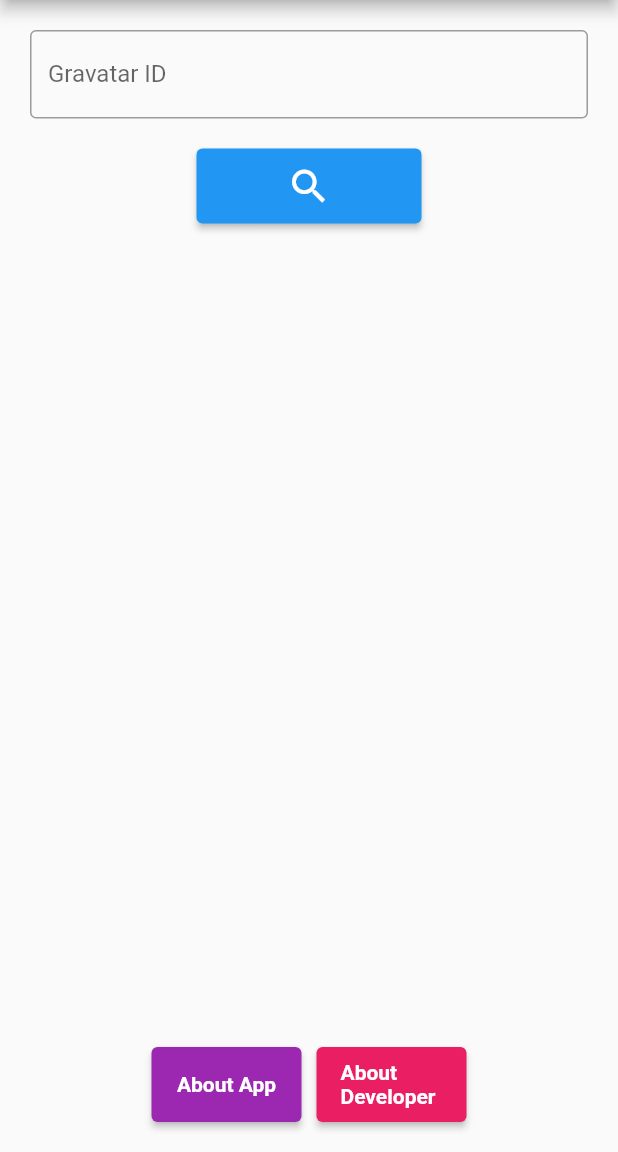
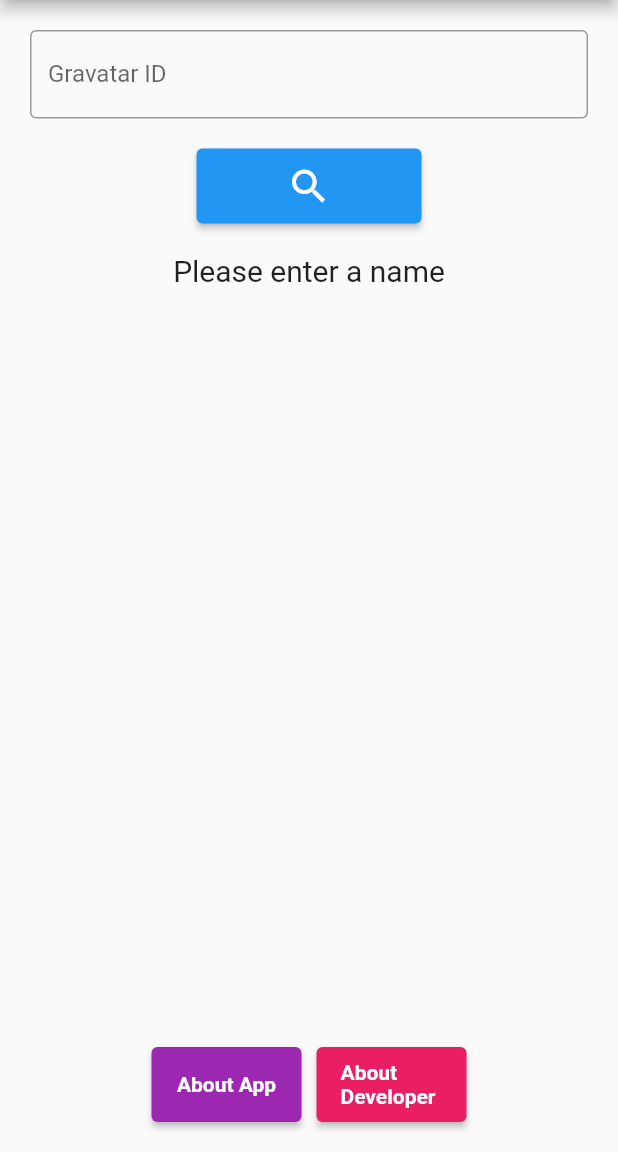
Before and after one commit to AmirTheFree/mgv, a Flutter app: the screen it shows after launch, after a tap on the "search" icon, on a phone screen of 412 x 824 dp, the part 84-1236 px from its top. Run offline on Flutter 3.47's test engine with Material 2 defaults, Android fonts, the phone set to English and light mode, and no system bars.

Commit message:
Completed information gathering

```diff
--- a/lib/main.dart
+++ b/lib/main.dart
@@ -2,15 +2,35 @@
 
 import 'package:flutter/material.dart';
 import 'package:url_launcher/url_launcher.dart';
+import 'package:http/http.dart';
+import 'dart:convert';
 
 void main() {
   runApp(MyApp());
 }
 
-class MyApp extends StatelessWidget {
+class MyApp extends StatefulWidget {
+  @override
+  _MyAppState createState() => _MyAppState();
+}
+
+class _MyAppState extends State<MyApp> {
   final TextEditingController queryController = new TextEditingController();
-  void _search(String text) {
-    print(text);
+  String wait = '';
+  void _search(String text) async {
+    if (text.isNotEmpty) {
+      setState(() {
+        wait = 'Please wait ...';
+      });
+      var url = 'https://en.gravatar.com/' + text + '.json';
+      Response response = await get(Uri.parse(url));
+      var data = json.decode(utf8.decode(response.bodyBytes));
+      // Call the class initialize
+    } else {
+      setState(() {
+        wait = 'Please enter a name';
+      });
+    }
   }
 
   _launchURL(String url) async {
@@ -53,6 +73,15 @@ class MyApp extends StatelessWidget {
                 ),
                 style: ButtonStyle(
                   fixedSize: MaterialStateProperty.all(Size(150, 50)),
+                ),
+              ),
+              Padding(
+                padding: const EdgeInsets.only(top: 20),
+                child: Text(
+                  wait,
+                  style: TextStyle(
+                    fontSize: 20,
+                  ),
                 ),
               ),
               Expanded(
--- a/pubspec.yaml
+++ b/pubspec.yaml
@@ -29,6 +29,7 @@ dependencies:
   # Use with the CupertinoIcons class for iOS style icons.
   cupertino_icons: ^1.0.2
   url_launcher: ^6.0.9
+  http: ^0.13.3
 
 dev_dependencies:
   flutter_test:
```
Also changed, not shown: pubspec.lock.
